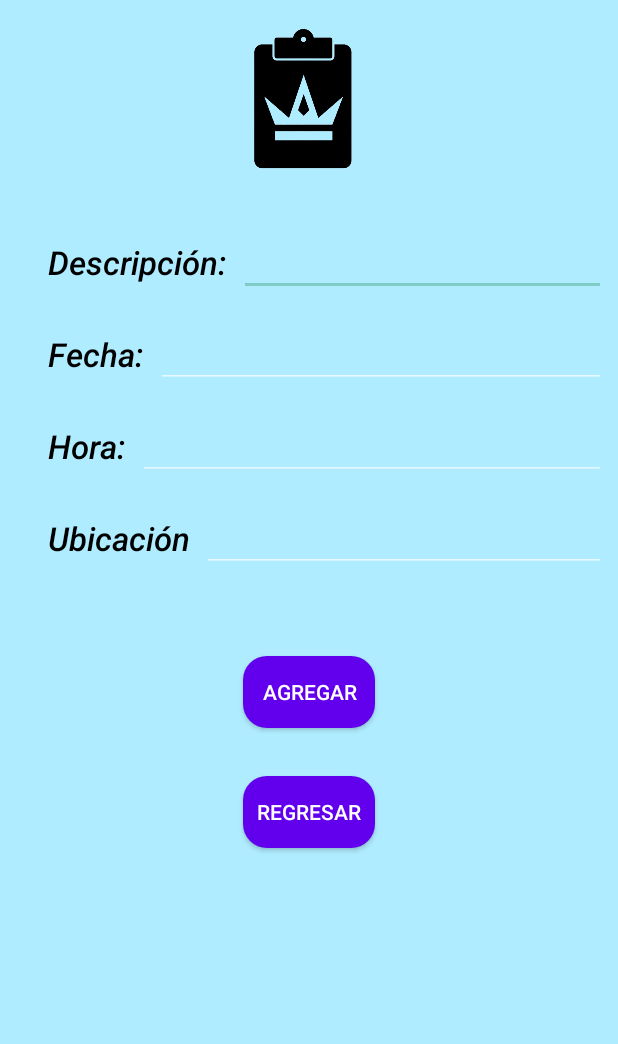
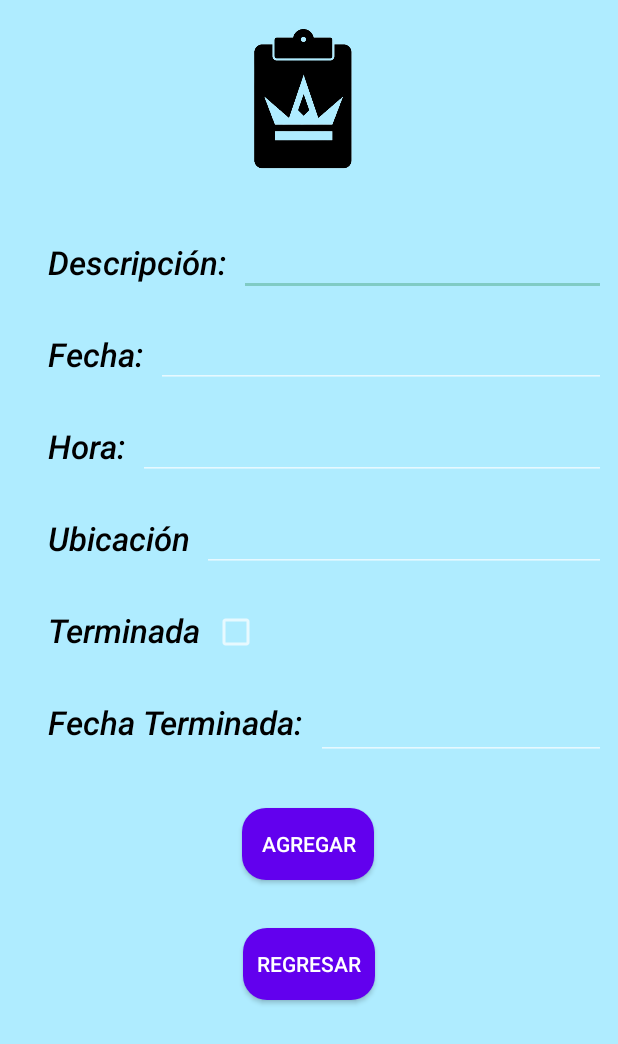
Before and after one commit to EduardoHerMn/TaskMaster, an Android app: the TaskRegisterTask screen opened directly, with no data from a screen before it, on a phone screen of 412 x 824 dp. Shown: the top 1044 px of the screen. Run offline under Robolectric (Android 15) with nearby library versions, the phone set to English and light mode, and no system bars; libraries missing offline, so code that uses them is left out: com.mapbox.mapboxsdk.

Commit message:
Nuevos campos en Task con Retrofit

```diff
--- a/app/src/main/AndroidManifest.xml
+++ b/app/src/main/AndroidManifest.xml
@@ -30,6 +30,8 @@
         android:roundIcon="@mipmap/ic_launcher_round"
         android:supportsRtl="true"
         android:theme="@style/Theme.AppCompat.NoActionBar">
+
+
 
 
         <receiver android:name=".MyAlarmReceiver"/>
--- a/app/src/main/java/com/example/taskmaster2/ApiService.kt
+++ b/app/src/main/java/com/example/taskmaster2/ApiService.kt
@@ -28,6 +28,7 @@ interface ApiService {
     fun UsersListTask(): Call<TaskList>
 
     //requires token
+    @Headers("Authorization: token")
     @POST("")
     fun SaveTask(@Body task: Task): Call<Task>
 
--- a/app/src/main/java/com/example/taskmaster2/DataClasses.kt
+++ b/app/src/main/java/com/example/taskmaster2/DataClasses.kt
@@ -30,8 +30,12 @@ data class Task(
     @SerializedName("fecha") val fecha : String?,
     @SerializedName("hora") val hora : String?,
     @SerializedName("lugar") val lugar : String?,
-    @SerializedName("owner") val owner : String?
+    @SerializedName("owner") val owner : String?,
+    @SerializedName("terminada") val terminada : Boolean?,
+    @SerializedName("fechaTerminada") val fechaTerminada : String?
 )
+
+
 
 data class TaskList(
     val list: List<Task>
--- a/app/src/main/java/com/example/taskmaster2/Inicio.kt
+++ b/app/src/main/java/com/example/taskmaster2/Inicio.kt
@@ -34,7 +34,7 @@ class Inicio : AppCompatActivity() {
         var btnAgregarTarea = findViewById<Button>(R.id.btnAgregarTarea)
 
         btnLogout.setOnClickListener(View.OnClickListener {
-            // Logout y regresa a Main Activity
+            // Logout Facebook y regresa a Main Activity
             LoginManager.getInstance().logOut()
 
             //remover token
--- a/app/src/main/java/com/example/taskmaster2/ServiceBuilder.kt
+++ b/app/src/main/java/com/example/taskmaster2/ServiceBuilder.kt
@@ -8,7 +8,7 @@ object ServiceBuilder {
     private val client = OkHttpClient.Builder().build()
 
     private val retrofit = Retrofit.Builder()
-        .baseUrl("http://alemus.pythonanywhere.com/api/v1/") // change this IP for testing by your actual machine IP
+        .baseUrl("https://alemus.pythonanywhere.com/api/v1/") // change this IP for testing by your actual machine IP
         .addConverterFactory(GsonConverterFactory.create())
         .client(client)
         .build()
--- a/app/src/main/res/layout/activity_task_register_task.xml
+++ b/app/src/main/res/layout/activity_task_register_task.xml
@@ -13,6 +13,62 @@
         android:layout_width="match_parent"
         android:layout_height="wrap_content">
 
+        <EditText
+            android:id="@+id/editText7"
+            android:layout_width="0dp"
+            android:layout_height="wrap_content"
+            android:layout_marginStart="8dp"
+            android:layout_marginTop="24dp"
+            android:layout_marginEnd="8dp"
+            android:ems="10"
+            android:inputType="textPersonName"
+            android:textColor="@android:color/black"
+            app:layout_constraintEnd_toEndOf="parent"
+            app:layout_constraintStart_toEndOf="@+id/textView10"
+            app:layout_constraintTop_toBottomOf="@+id/checkBox2" />
+
+        <EditText
+            android:id="@+id/editText4"
+            android:layout_width="0dp"
+            android:layout_height="wrap_content"
+            android:layout_marginStart="8dp"
+            android:layout_marginTop="16dp"
+            android:layout_marginEnd="8dp"
+            android:ems="10"
+            android:inputType="textPersonName"
+            android:textColor="@android:color/black"
+            app:layout_constraintEnd_toEndOf="parent"
+            app:layout_constraintStart_toEndOf="@+id/textView8"
+            app:layout_constraintTop_toBottomOf="@+id/timeTv" />
+
+        <TextView
+            android:id="@+id/textView10"
+            android:layout_width="wrap_content"
+            android:layout_height="wrap_content"
+            android:layout_marginStart="32dp"
+            android:layout_marginTop="32dp"
+            android:fontFamily="sans-serif-medium"
+            android:text="Fecha Terminada:"
+            android:textAppearance="@style/TextAppearance.AppCompat.Large"
+            android:textColor="@android:color/black"
+            android:textStyle="italic"
+            app:layout_constraintStart_toStartOf="parent"
+            app:layout_constraintTop_toBottomOf="@+id/textView9" />
+
+        <TextView
+            android:id="@+id/textView9"
+            android:layout_width="wrap_content"
+            android:layout_height="wrap_content"
+            android:layout_marginStart="32dp"
+            android:layout_marginTop="32dp"
+            android:fontFamily="sans-serif-medium"
+            android:text="Terminada"
+            android:textAppearance="@style/TextAppearance.AppCompat.Large"
+            android:textColor="@android:color/black"
+            android:textStyle="italic"
+            app:layout_constraintStart_toStartOf="parent"
+            app:layout_constraintTop_toBottomOf="@+id/textView8" />
+
         <Button
             android:id="@+id/btnRegresar2"
             android:layout_width="wrap_content"
@@ -21,6 +77,7 @@
             android:background="@drawable/button_rounded"
             android:text="Regresar"
             app:layout_constraintEnd_toEndOf="parent"
+            app:layout_constraintHorizontal_bias="0.501"
             app:layout_constraintStart_toStartOf="parent"
             app:layout_constraintTop_toBottomOf="@+id/btnAgregarNuevaTarea" />
 
@@ -28,12 +85,13 @@
             android:id="@+id/btnAgregarNuevaTarea"
             android:layout_width="wrap_content"
             android:layout_height="wrap_content"
-            android:layout_marginTop="64dp"
+            android:layout_marginTop="32dp"
             android:background="@drawable/button_rounded"
             android:text="Agregar"
             app:layout_constraintEnd_toEndOf="parent"
+            app:layout_constraintHorizontal_bias="0.498"
             app:layout_constraintStart_toStartOf="parent"
-            app:layout_constraintTop_toBottomOf="@+id/textView8" />
+            app:layout_constraintTop_toBottomOf="@+id/editText7" />
 
         <TextView
             android:id="@+id/textView8"
@@ -147,19 +205,14 @@
             app:layout_constraintStart_toEndOf="@+id/textView7"
             app:layout_constraintTop_toBottomOf="@+id/dateTv" />
 
-        <EditText
-            android:id="@+id/editText12"
-            android:layout_width="0dp"
+        <CheckBox
+            android:id="@+id/checkBox2"
+            android:layout_width="wrap_content"
             android:layout_height="wrap_content"
             android:layout_marginStart="8dp"
-            android:layout_marginTop="16dp"
-            android:layout_marginEnd="8dp"
-            android:ems="10"
-            android:inputType="textPersonName"
-            android:textColor="@android:color/black"
-            app:layout_constraintEnd_toEndOf="parent"
-            app:layout_constraintStart_toEndOf="@+id/textView8"
-            app:layout_constraintTop_toBottomOf="@+id/timeTv" />
+            android:layout_marginTop="24dp"
+            app:layout_constraintStart_toEndOf="@+id/textView9"
+            app:layout_constraintTop_toBottomOf="@+id/editText4" />
 
 
     </androidx.constraintlayout.widget.ConstraintLayout>
```
Also changed, not shown: app/src/main/java/com/example/taskmaster2/MainActivity.kt (+47 -2 lines), app/src/main/java/com/example/taskmaster2/TaskRegisterTask.kt (+55 -9 lines).
